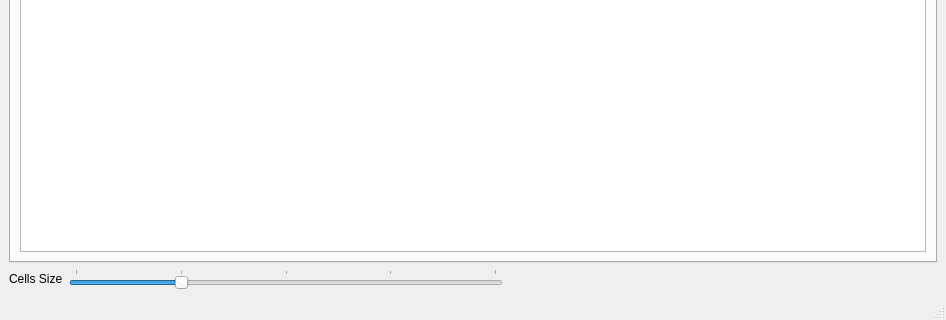
This is designer/ui_advancedFittingSelection.ui in ornlneutronimaging/iBeatles as Qt 5 draws it before an edit; both pictures show x 0 to 946 and y 446 to 766 of the 946 by 766 pixel window. The edited form follows.
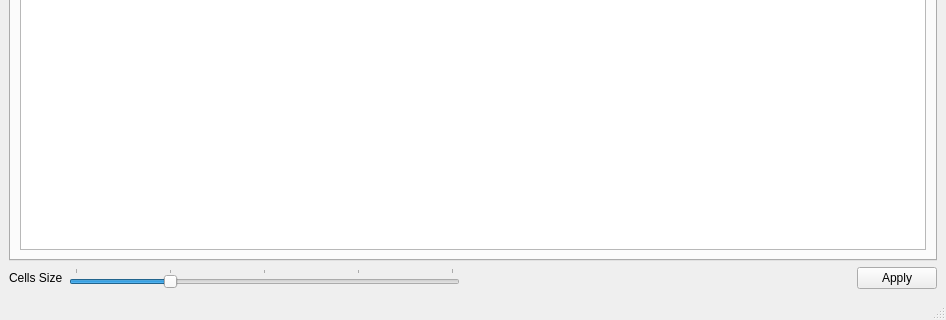
This is the edited form.

Commit message: Improved interactivity of interface

What changed in the file:
```diff
--- a/designer/ui_advancedFittingSelection.ui
+++ b/designer/ui_advancedFittingSelection.ui
@@ -123,6 +123,13 @@
         </property>
        </spacer>
       </item>
+      <item>
+       <widget class="QPushButton" name="apply_button">
+        <property name="text">
+         <string>Apply</string>
+        </property>
+       </widget>
+      </item>
      </layout>
     </item>
    </layout>
```
Left out of the diff: 32 changed lines with no effect on the pictures. The commit also changes 3 other files.
